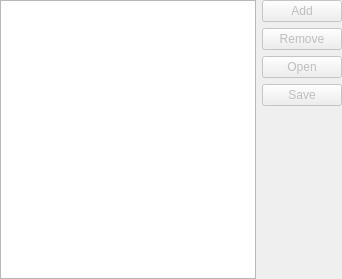
iluminat23/keepassxc-debian, file src/gui/entry/EntryAttachmentsWidget.ui: the form before one commit.
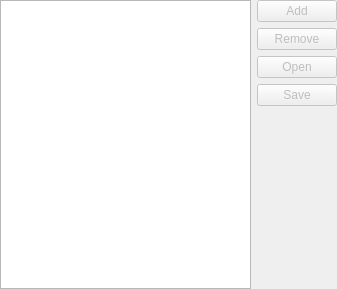
The form after the commit.

```diff
--- a/src/gui/entry/EntryAttachmentsWidget.ui
+++ b/src/gui/entry/EntryAttachmentsWidget.ui
@@ -2,6 +2,14 @@
 <ui version="4.0">
  <class>EntryAttachmentsWidget</class>
  <widget class="QWidget" name="EntryAttachmentsWidget">
+  <property name="geometry">
+   <rect>
+    <x>0</x>
+    <y>0</y>
+    <width>337</width>
+    <height>289</height>
+   </rect>
+  </property>
   <property name="windowTitle">
    <string>Form</string>
   </property>
```
Left out of the diff: 18 changed lines with no effect on the pictures.
